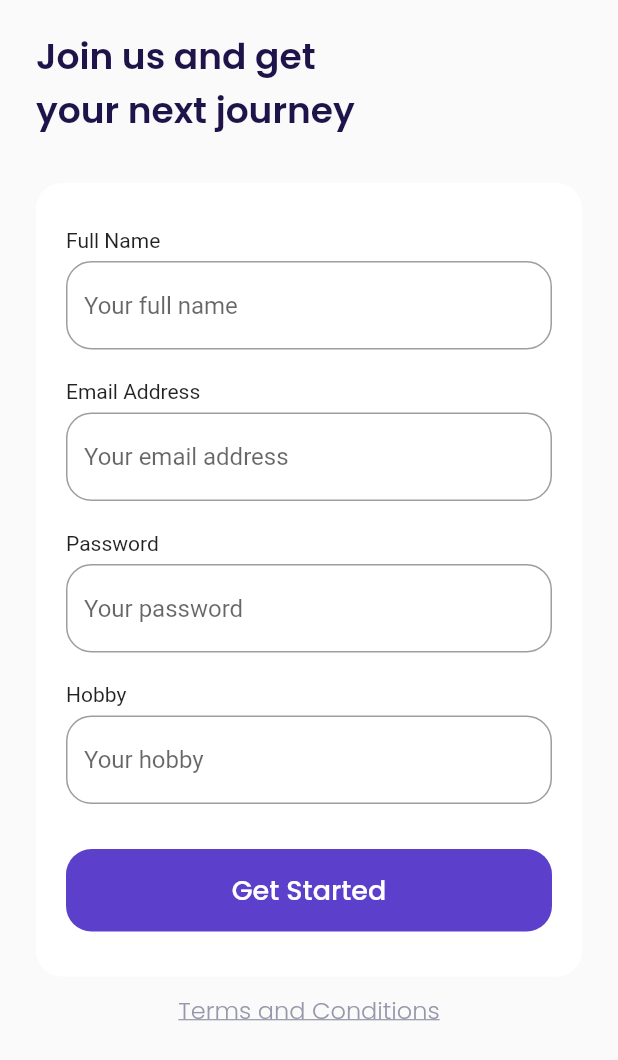
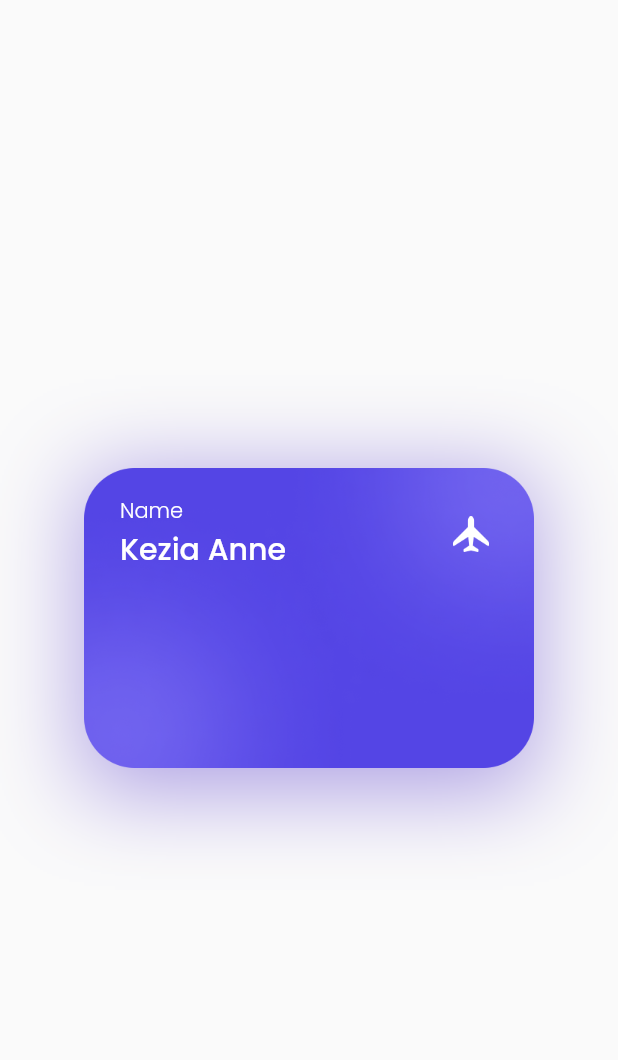
Before and after one commit to Rivaldi72/triplane, a Flutter app: the SignUpPage screen opened by its route, after a tap on "Get Started", on a phone screen of 412 x 824 dp. Shown: the top 1060 px of the screen. Run offline on Flutter 3.47's test engine with Material 2 defaults, Android fonts, the phone set to English and light mode, and no system bars; our stand-ins replace google_fonts.

Commit message:
Setengah Jalan Bonus Page

```diff
--- a/lib/main.dart
+++ b/lib/main.dart
@@ -1,4 +1,5 @@
 import 'package:flutter/material.dart';
+import 'package:triplane/ui/pages/bonus_page.dart';
 import 'package:triplane/ui/pages/get_started_page.dart';
 import 'package:triplane/ui/pages/sign_up_page.dart';
 import 'package:triplane/ui/pages/splash_page.dart';
@@ -16,6 +17,7 @@ class MyApp extends StatelessWidget {
         '/': (context) => SplashPage(),
         '/get-started': (context) => GetStartedPage(),
         '/sign-up': (context) => SignUpPage(),
+        '/bonus': (context) => BonusPage(),
       },
     );
   }
--- /dev/null
+++ b/lib/ui/pages/bonus_page.dart
@@ -0,0 +1,86 @@
+import 'package:flutter/material.dart';
+import '../../shared/theme.dart';
+
+class BonusPage extends StatelessWidget {
+  const BonusPage({Key? key}) : super(key: key);
+
+  @override
+  Widget build(BuildContext context) {
+    Widget bonusCard() {
+      return Container(
+        width: 300,
+        height: 211,
+        padding: EdgeInsets.all(
+          defaultMargin,
+        ),
+        decoration: BoxDecoration(
+          image: DecorationImage(
+            image: AssetImage(
+              'assets/images/bg_card.png',
+            ),
+          ),
+          boxShadow: [
+            BoxShadow(
+              color: kPrimaryColor.withOpacity(0.5),
+              blurRadius: 50,
+              offset: Offset(0, 10),
+            ),
+          ],
+        ),
+        child: Column(
+          children: [
+            Row(
+              children: [
+                Expanded(
+                  child: Column(
+                    crossAxisAlignment: CrossAxisAlignment.start,
+                    children: [
+                      Text(
+                        'Name',
+                        style: whiteTextStyle.copyWith(
+                          fontWeight: light,
+                        ),
+                      ),
+                      Text(
+                        'Kezia Anne',
+                        style: whiteTextStyle.copyWith(
+                          fontSize: 20,
+                          fontWeight: medium,
+                        ),
+                        overflow: TextOverflow.ellipsis,
+                      ),
+                    ],
+                  ),
+                ),
+                Container(
+                  width: 24,
+                  height: 24,
+                  margin: EdgeInsets.only(right: 6),
+                  decoration: BoxDecoration(
+                    image: DecorationImage(
+                      image: AssetImage(
+                        'assets/images/icon_airplane.png',
+                      ),
+                    ),
+                  ),
+                )
+              ],
+            )
+          ],
+        ),
+      );
+    }
+
+    return Scaffold(
+      backgroundColor: kBackgroundColor,
+      body: Center(
+        child: Column(
+          mainAxisAlignment: MainAxisAlignment.center,
+          children: [
+            bonusCard(),
+          ],
+        ),
+      ),
+    );
+  }
+}
--- a/lib/ui/pages/sign_up_page.dart
+++ b/lib/ui/pages/sign_up_page.dart
@@ -170,7 +170,9 @@ class SignUpPage extends StatelessWidget {
           width: double.infinity,
           height: 55,
           child: TextButton(
-            onPressed: () {},
+            onPressed: () {
+              Navigator.pushNamed(context, '/bonus');
+            },
             style: TextButton.styleFrom(
               backgroundColor: kPrimaryColor,
               shape: RoundedRectangleBorder(
```
